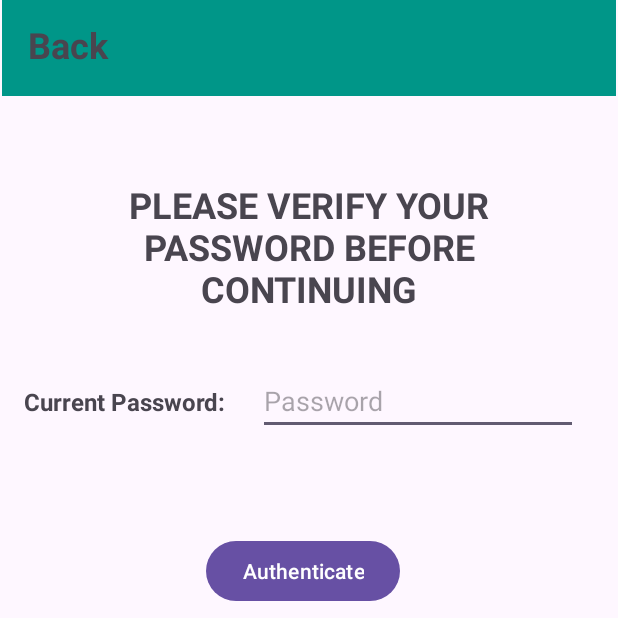
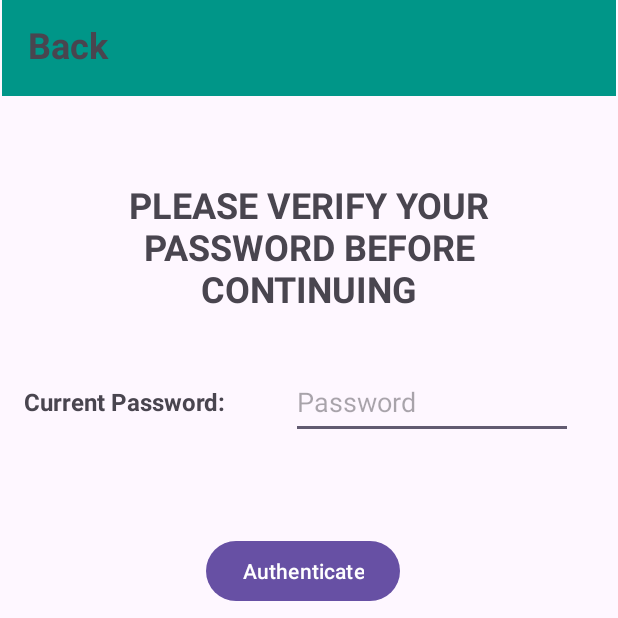
Before and after one commit to DemonGodOP/ExamApplication, an Android app: the ChangePassword screen opened directly, with no data from a screen before it, on a phone screen of 412 x 824 dp, the top half of it. Run offline under Robolectric (Android 15) with nearby library versions, the phone set to English and light mode, and no system bars; our stand-ins replace Firebase (no records; nobody signed in at launch, a user with empty details on screens opened directly); 2 statements that could not run were skipped.

Commit message:
65th Commit

```diff
--- a/app/src/main/res/layout/activity_change_password.xml
+++ b/app/src/main/res/layout/activity_change_password.xml
@@ -37,8 +37,8 @@
 
     <EditText
         android:id="@+id/CP_Password"
-        android:layout_width="wrap_content"
-        android:layout_height="wrap_content"
+        android:layout_width="188dp"
+        android:layout_height="49dp"
         android:ems="10"
         android:hint="Password"
         android:inputType="text|textPassword"
```
